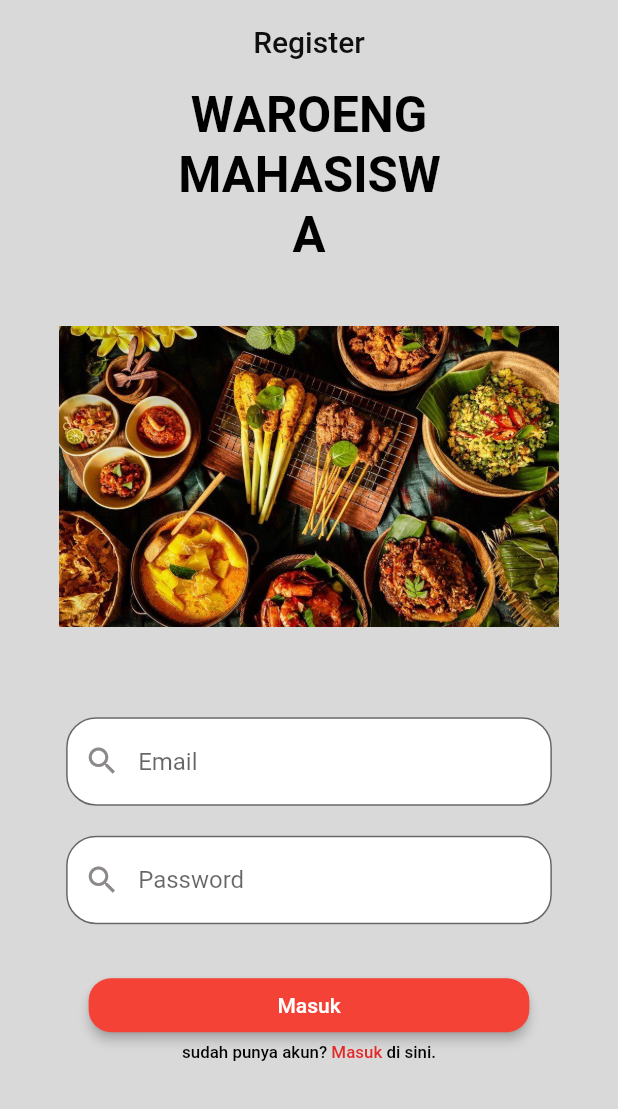
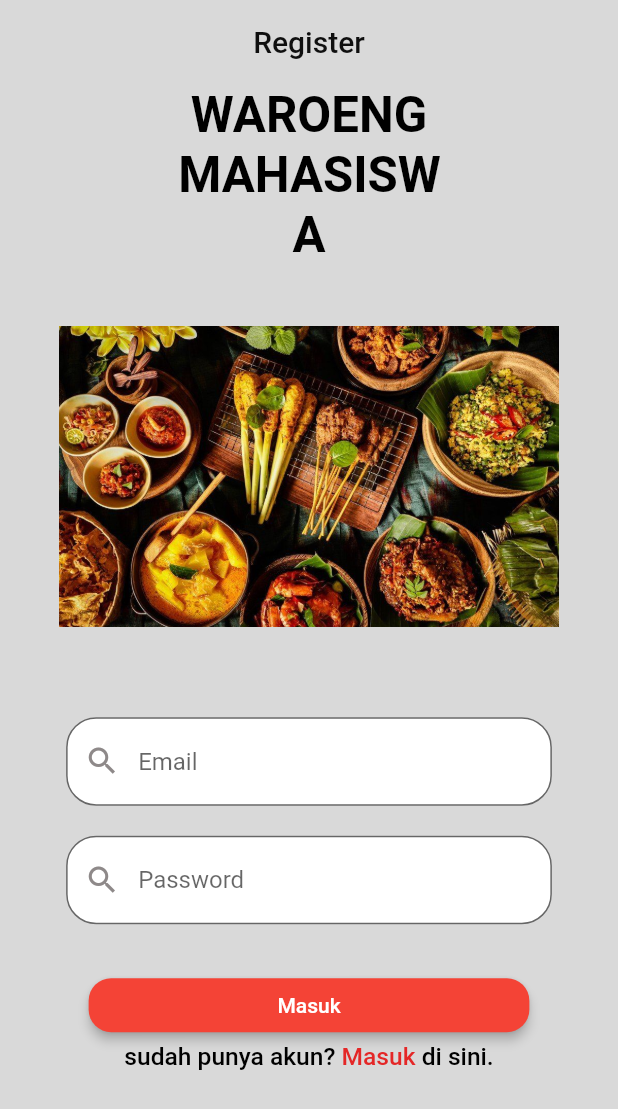
Before and after one commit to Project-Mobile-Tugas/Project, a Flutter app: the Register widget shown alone on an empty page, opened directly, on a phone screen of 412 x 824 dp. Shown: the top 1109 px of the screen. Run offline on Flutter 3.47's test engine with Material 2 defaults, Android fonts, the phone set to English and light mode, and no system bars; our stand-ins replace firebase_core, google_fonts; accounts and stored records are empty; Roboto replaces fonts that are missing (Helvetica Neue LT Std, Rockwell).

Commit message:
Font Size
Ganti Size Font

```diff
--- a/Mobile/lib/page-1/register.dart
+++ b/Mobile/lib/page-1/register.dart
@@ -132,7 +132,7 @@ class Register extends StatelessWidget {
                         text: TextSpan(
                           style: SafeGoogleFont(
                             'Helvetica Neue LT Std',
-                            fontSize: 11 * ffem,
+                            fontSize: 16 * ffem,
                             fontWeight: FontWeight.w500,
                             height: 1.2575 * ffem / fem,
                             color: Color(0xff000000),
@@ -145,7 +145,7 @@ class Register extends StatelessWidget {
                               text: 'Masuk',
                               style: SafeGoogleFont(
                                 'Helvetica Neue LT Std',
-                                fontSize: 11 * ffem,
+                                fontSize: 16 * ffem,
                                 fontWeight: FontWeight.w500,
                                 height: 1.2575 * ffem / fem,
                                 color: Color(0xffe42727),
```
